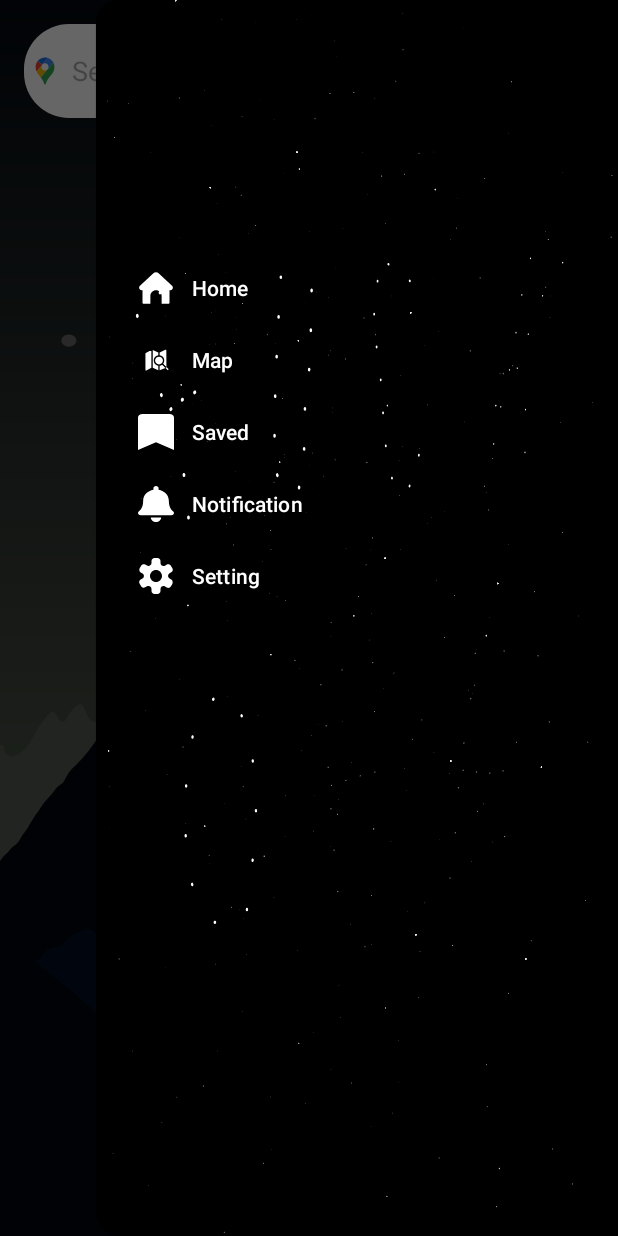
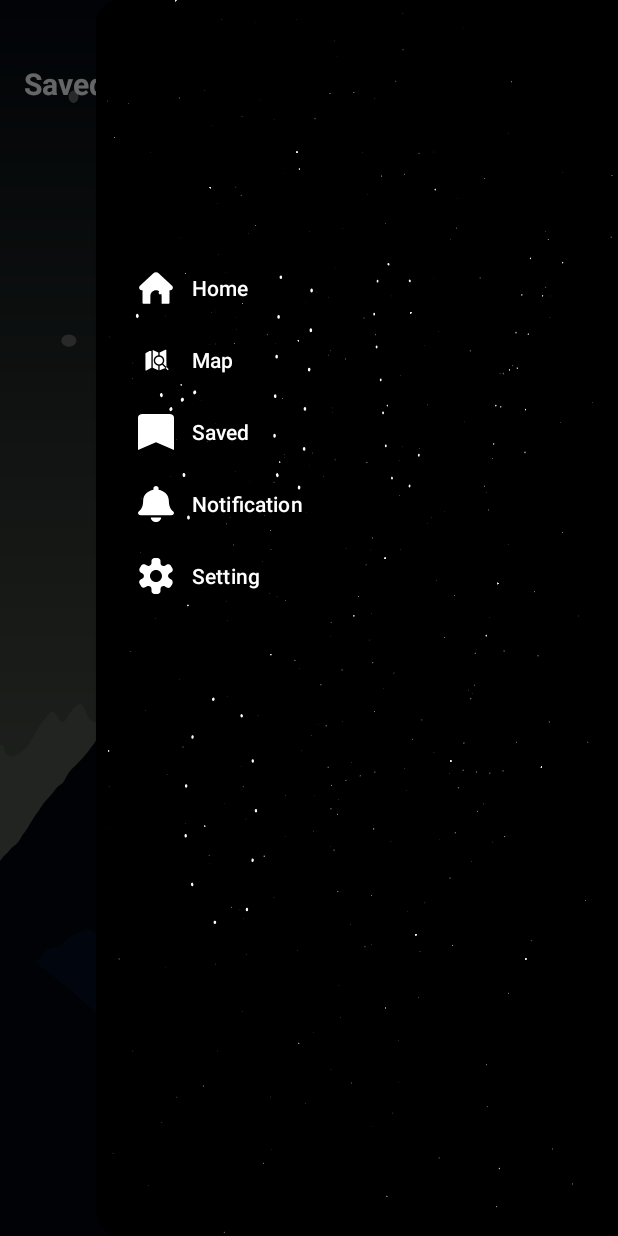
Before and after one commit to AmiraYossef24/weatherApp, an Android app: the SavedLocationFragment screen opened through its navigation route, with the side drawer open, on a phone screen of 412 x 824 dp. Run offline under Robolectric (Android 15) with nearby library versions, the phone set to English and light mode, and no system bars; our stand-ins replace Room's generated code.

```diff
--- a/app/build.gradle.kts
+++ b/app/build.gradle.kts
@@ -105,10 +105,13 @@ dependencies {
 
     // AndroidX Test - JVM testing
     testImplementation ("androidx.test:core-ktx:1.4.0")
+
+    testImplementation ("org.jetbrains.kotlinx:kotlinx-coroutines-test:1.6.0")
+
     //testImplementation "androidx.test.ext:junit:$androidXTestExtKotlinRunnerVersion"
 
     // AndroidX Test - Instrumented testing
-    androidTestImplementation ("androidx.test.:1.1.3")
+    androidTestImplementation ("androidx.test:core:1.1.3")
     androidTestImplementation ("androidx.test.espresso:espresso-core:3.4.0")
 
     //Timber
--- a/app/src/main/java/model/WeatherRepository.kt
+++ b/app/src/main/java/model/WeatherRepository.kt
@@ -1,11 +1,13 @@
 package model
 
+import AppDB.IWeatherLocalDataSource
 import AppDB.WeatherLocalDataSource
 import android.os.Build
 import android.util.Log
 import androidx.annotation.RequiresApi
 import kotlinx.coroutines.flow.Flow
 import kotlinx.coroutines.flow.StateFlow
+import network.IweatherRemoteDataSource
 import network.RetrofitHelper
 import network.weatherRemoteDataSource
 import retrofit2.Response
@@ -16,10 +18,10 @@ import java.time.format.DateTimeFormatter
 
 class WeatherRepository private constructor(
 
-    private var _weatherRemoteDataSource: weatherRemoteDataSource,
-    private var _weatherLocalDataSource: WeatherLocalDataSource,
+    private var _weatherRemoteDataSource: IweatherRemoteDataSource,
+    private var _weatherLocalDataSource: IWeatherLocalDataSource,
 
-)
+    )
 
 
     : IWeatherRepository {
@@ -29,8 +31,8 @@ class WeatherRepository private constructor(
         @Volatile
         private var instance: WeatherRepository? = null
         fun getInstance(
-            remoteDataSource: weatherRemoteDataSource,
-            localDataSource: WeatherLocalDataSource
+            remoteDataSource: IweatherRemoteDataSource,
+            localDataSource: IWeatherLocalDataSource
         ): WeatherRepository {
             return instance ?: synchronized(this) {
                 instance ?: WeatherRepository(remoteDataSource,localDataSource).also { instance = it }
@@ -38,11 +40,9 @@ class WeatherRepository private constructor(
         }
 
     }
-
     override suspend fun getCurrentWeather( lat : Double,lan : Double , apiKey :String, temp : String , lang : String  ): WeatherResponse? {
         val response = _weatherRemoteDataSource.getWeatherOverNetwork( lat,lan,apiKey,temp,lang)
         return if (response.isSuccessful) {
-            // Return the response body
             Log.i(
                 "TAG",
                 "<<<<<<<<<<<<<<<<<<<<<<<<<<<<<<<<<<<<<getWeatherDetails: ${response.body()}>>>>>>>>>>>>>>>>>>>>>>>>>>>>>>>>>>>>>>"
@@ -53,7 +53,6 @@ class WeatherRepository private constructor(
             null // Return null in case of error
         }
     }
-
 
     override suspend fun getWeatherDetails( lat : Double, lan : Double, apiKey :String , temp : String, lang :String ): DetailsResponse? {
         val response = _weatherRemoteDataSource.getDetailsOverNetwork(lat, lan,apiKey , temp ,lang)
--- a/app/src/main/java/saved/view/SavedLocationFragment.kt
+++ b/app/src/main/java/saved/view/SavedLocationFragment.kt
@@ -9,6 +9,7 @@ import android.view.LayoutInflater
 import android.view.View
 import android.view.ViewGroup
 import android.widget.EditText
+import android.widget.TextView
 import android.widget.Toast
 import androidx.lifecycle.ViewModelProvider
 import androidx.lifecycle.lifecycleScope
@@ -42,7 +43,7 @@ class SavedLocationFragment : Fragment() {
     lateinit var starsAnimationView:LottieAnimationView
     lateinit var savedRecycle : RecyclerView
     lateinit var fabBtn : FloatingActionButton
-    lateinit var search : EditText
+    lateinit var search : TextView
     lateinit var savedViewModelFactory: SavedViewModelFactory
     lateinit var savedViewModel: SavedViewModel
     lateinit var adapter  : SavedListAdapter
@@ -102,20 +103,6 @@ class SavedLocationFragment : Fragment() {
             false
         }
 
-        search.addTextChangedListener(object : TextWatcher {
-            override fun beforeTextChanged(s: CharSequence?, start: Int, count: Int, after: Int) {}
-
-            override fun onTextChanged(s: CharSequence?, start: Int, before: Int, count: Int) {
-//                filteredStudents()
-//                lifecycleScope.launch {
-//                    sharedFlow.emit(s.toString())
-//                }
-            }
-
-
-
-            override fun afterTextChanged(s: Editable?) {}
-        })
 
 
         savedViewModelFactory = SavedViewModelFactory(
--- a/app/src/main/java/search/view/myMapFragment.kt
+++ b/app/src/main/java/search/view/myMapFragment.kt
@@ -106,7 +106,6 @@ class myMapFragment : Fragment() ,OnMapReadyCallback {
             override fun beforeTextChanged(s: CharSequence?, start: Int, count: Int, after: Int) {}
             override fun onTextChanged(s: CharSequence?, start: Int, before: Int, count: Int) {
                 lifecycleScope.launch {
-                    // Check if the text input is empty or doesn't refer to a valid country name
                     if (!s.isNullOrBlank()) {
                         goToLocation(s.toString())
                     } else {
@@ -190,7 +189,6 @@ class myMapFragment : Fragment() ,OnMapReadyCallback {
 
 
             snackbar.show()
-            // Perform reverse geocoding to get the address from coordinates
 
         }
     }
--- a/app/src/main/java/setting/view/MapFragmentThree.kt
+++ b/app/src/main/java/setting/view/MapFragmentThree.kt
@@ -222,7 +222,7 @@ class MapFragmentThree : Fragment() , OnMapReadyCallback {
                         Log.i("TAG", "lon from map3 = : ${latLng.longitude} ")
                         Log.i("TAG", "cuntry name from map3 = : ${locationName}")
 
-                        Toast.makeText(requireContext(), "Inserted $locationName", Toast.LENGTH_SHORT).show()
+                        Toast.makeText(requireContext(), "Location updated ", Toast.LENGTH_SHORT).show()
                         Log.i("TAG", "lat from map fragment =: ${latLng.latitude} ")
                         Log.i("TAG", "lon from map fragment =: ${latLng.longitude} ")
 
@@ -235,7 +235,6 @@ class MapFragmentThree : Fragment() , OnMapReadyCallback {
 
 
             snackbar.show()
-            // Perform reverse geocoding to get the address from coordinates
 
         }
     }
--- a/app/src/main/res/layout/fragment_saved_location.xml
+++ b/app/src/main/res/layout/fragment_saved_location.xml
@@ -22,27 +22,25 @@
         android:weightSum="12">
 
 
-        <EditText
+        <TextView
             android:id="@+id/savedSearchID"
             android:layout_width="match_parent"
             android:layout_height="0dp"
             android:layout_marginStart="16dp"
-            android:layout_marginTop="16dp"
+            android:layout_marginTop="24dp"
             android:layout_marginEnd="16dp"
             android:layout_weight="1"
-            android:background="@drawable/search_back"
-            android:drawableStart="@drawable/mark"
-            android:drawablePadding="4dp"
-            android:ems="10"
-            android:hint="@string/search_here"
-            android:inputType="text" />
+            android:gravity="center_vertical"
+            android:text="@string/savedl"
+            android:textColor="@color/white"
+            android:textSize="20sp"
+            android:textStyle="bold" />
 
         <androidx.recyclerview.widget.RecyclerView
             android:id="@+id/savedRecycleID"
             android:layout_width="match_parent"
             android:layout_height="0dp"
             android:layout_marginStart="16dp"
-            android:layout_marginTop="16dp"
             android:layout_marginEnd="16dp"
             android:layout_weight="10">
 
--- a/app/src/main/res/navigation/app_graph.xml
+++ b/app/src/main/res/navigation/app_graph.xml
@@ -104,6 +104,9 @@
         <action
             android:id="@+id/action_settingFragment_to_mapFragmentThree"
             app:destination="@id/mapFragmentThree" />
+        <action
+            android:id="@+id/action_settingFragment_to_homeFragment"
+            app:destination="@id/homeFragment" />
     </fragment>
     <fragment
         android:id="@+id/alertFragment"
--- a/app/src/main/res/values/strings.xml
+++ b/app/src/main/res/values/strings.xml
@@ -38,6 +38,7 @@
     <string name="today">Today</string>
     <string name="cancel_action_label">Cancel</string>
     <string name="welcome_msg">Welcome</string>
+    <string name="savedl">Saved Locations</string>
 
 
 </resources>
```
Also changed, not shown: app/src/main/java/setting/view/SettingFragment.kt (+9 -0 lines), 3 other files.
